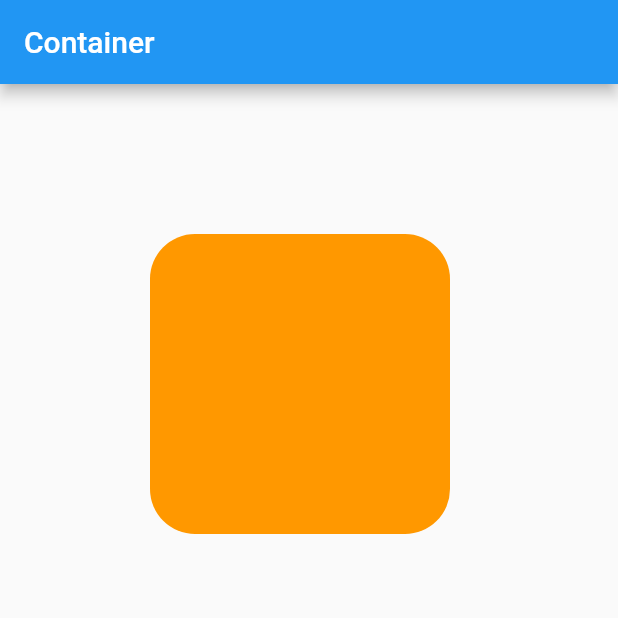
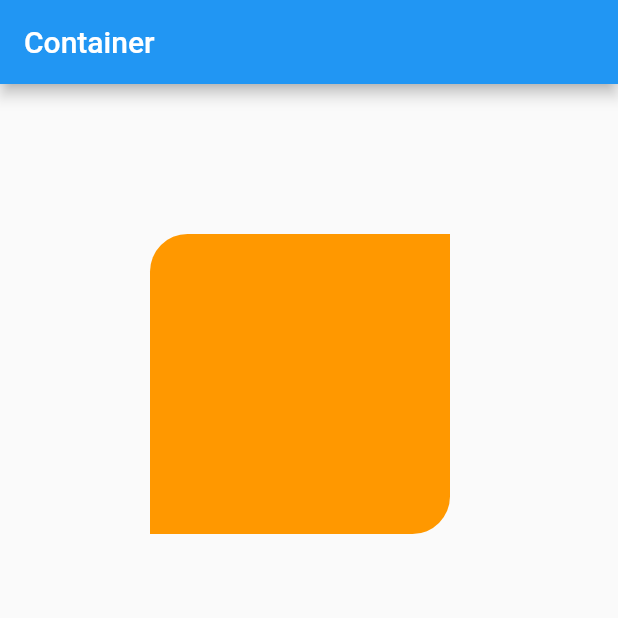
Before and after one commit to MonikaSliciute/hello-layouts, a Flutter app: the screen it shows after launch, on a phone screen of 412 x 824 dp, the top half of it. Run offline on Flutter 3.47's test engine with Material 2 defaults, Android fonts, the phone set to English and light mode, and no system bars.

Commit message:
rounded only 2 corners

```diff
--- a/lib/main.dart
+++ b/lib/main.dart
@@ -22,7 +22,9 @@ class MyApp extends StatelessWidget {
               decoration: BoxDecoration(
                 color: Colors.orange,
                 shape: BoxShape.rectangle,
-                borderRadius: BorderRadius.all(Radius.circular(30.0)),
+                borderRadius: BorderRadius.only(
+                    topLeft: Radius.circular(25.0),
+                    bottomRight: Radius.circular(25.0)),
               ),
             ),
           ],
```
